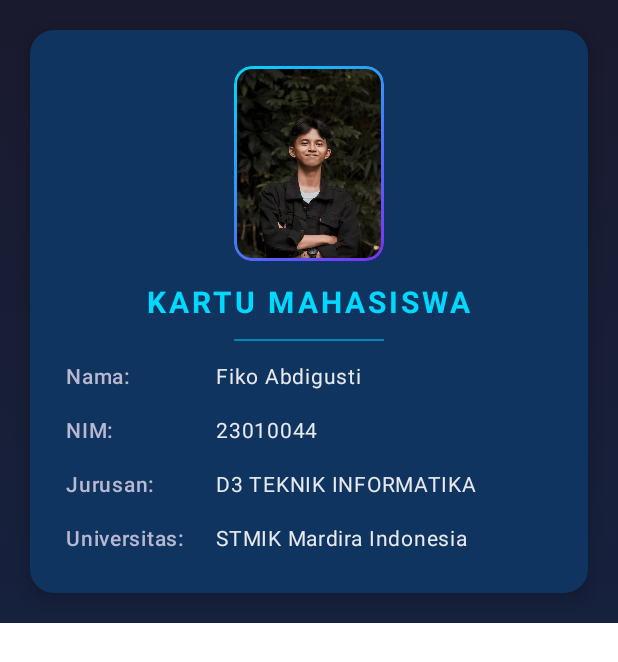
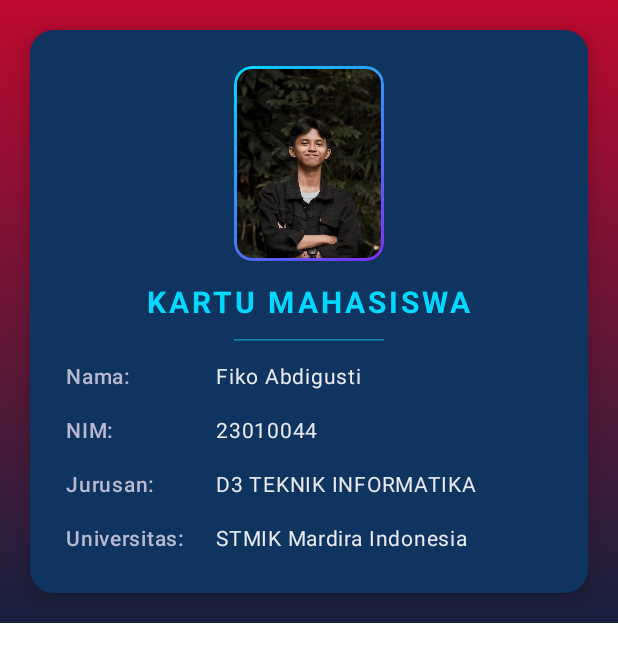
Before and after one commit to FikoAbdgst/MobileProgramming, an Android app built with Jetpack Compose: the @Preview function KartuIdentitasMahasiswaPreview, on a phone screen of 412 x 824 dp. Shown: the top 662 px of the screen. Run offline under Robolectric (Android 15) with nearby library versions, the phone set to English and light mode, and no system bars.

```diff
--- a/Pertemuan3/app/src/main/java/com/example/pertemuan3fiko/Tugas.kt
+++ b/Pertemuan3/app/src/main/java/com/example/pertemuan3fiko/Tugas.kt
@@ -7,7 +7,7 @@ import androidx.compose.foundation.layout.*
 import androidx.compose.foundation.shape.RoundedCornerShape
 import androidx.compose.material3.Card
 import androidx.compose.material3.CardDefaults
-import androidx.compose.material3.Divider
+import androidx.compose.material3.HorizontalDivider
 import androidx.compose.material3.Text
 import androidx.compose.runtime.Composable
 import androidx.compose.ui.Alignment
@@ -25,41 +25,41 @@ import androidx.compose.ui.unit.sp
 import com.example.pertemuan3fiko.ui.theme.Pertemuan3FikoTheme
 
 @Composable
-fun KartuIdentitasMahasiswa(){
-    Box(
+fun KartuIdentitasMahasiswa(){ // Fungsi composable untuk menampilkan kartu identitas mahasiswa
+    Box( // Kontainer utama untuk menampung elemen-elemen lain secara tumpuk
         modifier = Modifier
-            .fillMaxWidth()
-            .background(
+            .fillMaxWidth() // Lebar Box memenuhi layar
+            .background( // Memberi background gradasi vertikal
                 Brush.verticalGradient(
                     colors = listOf(
-                        Color(0xFF1A1A2E),
-                        Color(0xFF16213E)
+                        Color(0xFFBF092F), // Warna atas
+                        Color(0xFF16213E)  // Warna bawah
                     )
                 )
             )
-            .padding(20.dp),
-        contentAlignment = Alignment.TopCenter
+            .padding(20.dp), // Jarak tepi luar Box
+        contentAlignment = Alignment.TopCenter // Posisi isi di tengah atas
     ) {
-        Card(
-            modifier = Modifier.fillMaxWidth(),
-            shape = RoundedCornerShape(16.dp),
-            elevation = CardDefaults.cardElevation(defaultElevation = 8.dp),
+        Card( // Membuat kartu sebagai wadah utama data mahasiswa
+            modifier = Modifier.fillMaxWidth(), // Kartu selebar layar
+            shape = RoundedCornerShape(16.dp), // Sudut kartu melengkung 16dp
+            elevation = CardDefaults.cardElevation(defaultElevation = 8.dp), // Memberi efek bayangan
             colors = CardDefaults.cardColors(
-                containerColor = Color(0xFF0F3460)
+                containerColor = Color(0xFF0F3460) // Warna latar kartu
             )
         ) {
-            Column(
-                horizontalAlignment = Alignment.CenterHorizontally,
-                modifier = Modifier.padding(24.dp)
+            Column( // Menyusun elemen di dalam kartu secara vertikal
+                horizontalAlignment = Alignment.CenterHorizontally, // Rata tengah horizontal
+                modifier = Modifier.padding(24.dp) // Jarak isi dari tepi kartu
             ) {
-                Image(
-                    painter = painterResource(id = R.drawable.foto_mahasiswa),
+                Image( // Menampilkan foto mahasiswa
+                    painter = painterResource(id = R.drawable.foto_mahasiswa), // Gambar dari resource
                     contentDescription = "Foto Mahasiswa",
                     modifier = Modifier
-                        .width(100.dp)
-                        .height(130.dp)
-                        .clip(RoundedCornerShape(12.dp))
-                        .border(
+                        .width(100.dp) // Lebar gambar 100dp
+                        .height(130.dp) // Tinggi gambar 130dp
+                        .clip(RoundedCornerShape(12.dp)) // Gambar dipotong sudut melengkung
+                        .border( // Memberi garis tepi gradasi pada gambar
                             width = 2.dp,
                             brush = Brush.linearGradient(
                                 colors = listOf(
@@ -69,20 +69,20 @@ fun KartuIdentitasMahasiswa(){
                             ),
                             shape = RoundedCornerShape(12.dp)
                         ),
-                    contentScale = ContentScale.Crop
+                    contentScale = ContentScale.Crop // Menyesuaikan gambar agar proporsional dan memenuhi area
                 )
 
-                Spacer(modifier = Modifier.height(16.dp))
+                Spacer(modifier = Modifier.height(16.dp)) // Jarak vertikal antar elemen
 
-                Text(
+                Text( // Teks judul kartu
                     text = "KARTU MAHASISWA",
                     fontSize = 20.sp,
                     fontWeight = FontWeight.Bold,
                     color = Color(0xFF00D9FF),
-                    letterSpacing = 2.sp
+                    letterSpacing = 2.sp // Jarak antar huruf
                 )
 
-                Divider(
+                HorizontalDivider(
                     modifier = Modifier
                         .width(100.dp)
                         .padding(vertical = 12.dp),
@@ -90,27 +90,27 @@ fun KartuIdentitasMahasiswa(){
                     color = Color(0xFF00D9FF).copy(alpha = 0.5f)
                 )
 
-                Column(
-                    verticalArrangement = Arrangement.spacedBy(12.dp),
-                    horizontalAlignment = Alignment.Start,
+                Column( // Kolom berisi data identitas
+                    verticalArrangement = Arrangement.spacedBy(12.dp), // Jarak antar baris 12dp
+                    horizontalAlignment = Alignment.Start, // Isi rata kiri
                     modifier = Modifier.fillMaxWidth()
                 ) {
-                    Row {
+                    Row { // Baris untuk data nama
                         Text(
-                            text = "Nama:",
+                            text = "Nama:", // Label
                             fontWeight = FontWeight.SemiBold,
                             color = Color(0xFFB8B8D1),
                             fontSize = 14.sp,
-                            modifier = Modifier.width(100.dp)
+                            modifier = Modifier.width(100.dp) // Lebar tetap agar rapi
                         )
                         Text(
-                            text = "Fiko Abdigusti",
+                            text = "Fiko Abdigusti", // Nilai data
                             textAlign = TextAlign.Start,
                             color = Color(0xFFE8E8F0),
                             fontSize = 14.sp
                         )
                     }
-                    Row {
+                    Row { // Baris untuk NIM
                         Text(
                             text = "NIM:",
                             fontWeight = FontWeight.SemiBold,
@@ -124,7 +124,7 @@ fun KartuIdentitasMahasiswa(){
                             fontSize = 14.sp
                         )
                     }
-                    Row {
+                    Row { // Baris untuk jurusan
                         Text(
                             text = "Jurusan:",
                             fontWeight = FontWeight.SemiBold,
@@ -138,7 +138,7 @@ fun KartuIdentitasMahasiswa(){
                             fontSize = 14.sp
                         )
                     }
-                    Row {
+                    Row { // Baris untuk universitas
                         Text(
                             text = "Universitas:",
                             fontWeight = FontWeight.SemiBold,
@@ -158,6 +158,7 @@ fun KartuIdentitasMahasiswa(){
     }
 }
 
+
 @Preview(showBackground = true)
 @Composable
 fun KartuIdentitasMahasiswaPreview() {
--- /dev/null
+++ b/Pertemuan4/build.gradle.kts
@@ -0,0 +1,6 @@
+// Top-level build file where you can add configuration options common to all sub-projects/modules.
+plugins {
+    alias(libs.plugins.android.application) apply false
+    alias(libs.plugins.kotlin.android) apply false
+    alias(libs.plugins.kotlin.compose) apply false
+}
```
Also changed, not shown: Pertemuan4/app/src/main/java/com/example/pertemuan4/MainActivity.kt (+149 -10 lines), Pertemuan4/gradle.properties (added, +23 -0 lines), Pertemuan4/settings.gradle.kts (added, +23 -0 lines), Pertemuan4/gradle/wrapper/gradle-wrapper.properties (added), 4 other files.
